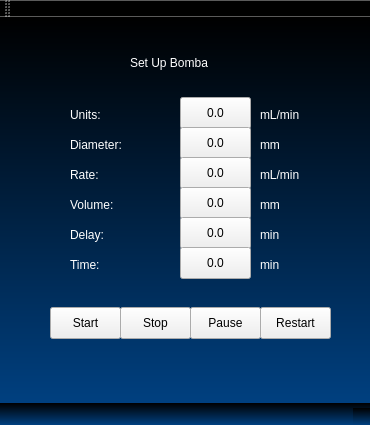
Before: the Qt Designer form interfaz/interfazQT/mainwindow_setUpBomba.ui in afbotero89/reactorQuirema-git, drawn with Qt 5.
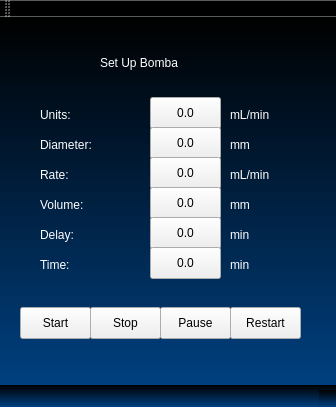
After: the same form once the commit is applied.

```diff
--- a/interfaz/interfazQT/mainwindow_setUpBomba.ui
+++ b/interfaz/interfazQT/mainwindow_setUpBomba.ui
@@ -6,8 +6,8 @@
    <rect>
     <x>0</x>
     <y>0</y>
-    <width>370</width>
-    <height>425</height>
+    <width>336</width>
+    <height>407</height>
    </rect>
   </property>
   <property name="palette">
@@ -543,7 +543,7 @@
    <widget class="QLabel" name="label_Units">
     <property name="geometry">
      <rect>
-      <x>70</x>
+      <x>40</x>
       <y>90</y>
       <width>81</width>
       <height>16</height>
@@ -561,7 +561,7 @@
    <widget class="QLabel" name="label_Diameter">
     <property name="geometry">
      <rect>
-      <x>70</x>
+      <x>40</x>
       <y>120</y>
       <width>81</width>
       <height>16</height>
@@ -579,7 +579,7 @@
    <widget class="QLabel" name="label_Rate">
     <property name="geometry">
      <rect>
-      <x>70</x>
+      <x>40</x>
       <y>150</y>
       <width>81</width>
       <height>16</height>
@@ -597,7 +597,7 @@
    <widget class="QLabel" name="label_Volume">
     <property name="geometry">
      <rect>
-      <x>70</x>
+      <x>40</x>
       <y>180</y>
       <width>81</width>
       <height>16</height>
@@ -615,7 +615,7 @@
    <widget class="QLabel" name="label_title">
     <property name="geometry">
      <rect>
-      <x>130</x>
+      <x>100</x>
       <y>30</y>
       <width>131</width>
       <height>31</height>
@@ -636,7 +636,7 @@
    <widget class="QPushButton" name="startButton">
     <property name="geometry">
      <rect>
-      <x>50</x>
+      <x>20</x>
       <y>290</y>
       <width>71</width>
       <height>32</height>
@@ -652,7 +652,7 @@
    <widget class="QPushButton" name="stopButton">
     <property name="geometry">
      <rect>
-      <x>120</x>
+      <x>90</x>
       <y>290</y>
       <width>71</width>
       <height>32</height>
@@ -668,7 +668,7 @@
    <widget class="QPushButton" name="pauseButton">
     <property name="geometry">
      <rect>
-      <x>190</x>
+      <x>160</x>
       <y>290</y>
       <width>71</width>
       <height>32</height>
@@ -684,7 +684,7 @@
    <widget class="QPushButton" name="restartButton">
     <property name="geometry">
      <rect>
-      <x>260</x>
+      <x>230</x>
       <y>290</y>
       <width>71</width>
       <height>32</height>
@@ -700,7 +700,7 @@
    <widget class="QLabel" name="label_Delay">
     <property name="geometry">
      <rect>
-      <x>70</x>
+      <x>40</x>
       <y>210</y>
       <width>81</width>
       <height>16</height>
@@ -718,7 +718,7 @@
    <widget class="QLabel" name="label_Time">
     <property name="geometry">
      <rect>
-      <x>70</x>
+      <x>40</x>
       <y>240</y>
       <width>81</width>
       <height>16</height>
@@ -736,7 +736,7 @@
    <widget class="QPushButton" name="UnitsButton">
     <property name="geometry">
      <rect>
-      <x>180</x>
+      <x>150</x>
       <y>80</y>
       <width>71</width>
       <height>32</height>
@@ -752,7 +752,7 @@
    <widget class="QPushButton" name="DiameterButton">
     <property name="geometry">
      <rect>
-      <x>180</x>
+      <x>150</x>
       <y>110</y>
       <width>71</width>
       <height>32</height>
@@ -768,7 +768,7 @@
    <widget class="QPushButton" name="rateButton">
     <property name="geometry">
      <rect>
-      <x>180</x>
+      <x>150</x>
       <y>140</y>
       <width>71</width>
       <height>32</height>
@@ -784,7 +784,7 @@
    <widget class="QPushButton" name="VolumeButton">
     <property name="geometry">
      <rect>
-      <x>180</x>
+      <x>150</x>
       <y>170</y>
       <width>71</width>
       <height>32</height>
@@ -800,7 +800,7 @@
    <widget class="QPushButton" name="DelayButton">
     <property name="geometry">
      <rect>
-      <x>180</x>
+      <x>150</x>
       <y>200</y>
       <width>71</width>
       <height>32</height>
@@ -816,7 +816,7 @@
    <widget class="QPushButton" name="TimeButton">
     <property name="geometry">
      <rect>
-      <x>180</x>
+      <x>150</x>
       <y>230</y>
       <width>71</width>
       <height>32</height>
@@ -832,7 +832,7 @@
    <widget class="QLabel" name="label_unitsUnits">
     <property name="geometry">
      <rect>
-      <x>260</x>
+      <x>230</x>
       <y>90</y>
       <width>61</width>
       <height>16</height>
@@ -850,7 +850,7 @@
    <widget class="QLabel" name="label_UnitsDiameter">
     <property name="geometry">
      <rect>
-      <x>260</x>
+      <x>230</x>
       <y>120</y>
       <width>61</width>
       <height>16</height>
@@ -868,7 +868,7 @@
    <widget class="QLabel" name="label_UnitsRate">
     <property name="geometry">
      <rect>
-      <x>260</x>
+      <x>230</x>
       <y>150</y>
       <width>61</width>
       <height>16</height>
@@ -886,7 +886,7 @@
    <widget class="QLabel" name="label_UnitsVolume">
     <property name="geometry">
      <rect>
-      <x>260</x>
+      <x>230</x>
       <y>180</y>
       <width>61</width>
       <height>16</height>
@@ -904,7 +904,7 @@
    <widget class="QLabel" name="label_UnitsDelay">
     <property name="geometry">
      <rect>
-      <x>260</x>
+      <x>230</x>
       <y>210</y>
       <width>61</width>
       <height>16</height>
@@ -922,7 +922,7 @@
    <widget class="QLabel" name="label_UnitsTime">
     <property name="geometry">
      <rect>
-      <x>260</x>
+      <x>230</x>
       <y>240</y>
       <width>61</width>
       <height>16</height>
```
Left out of the diff: 2 changed lines with no effect on the pictures.
